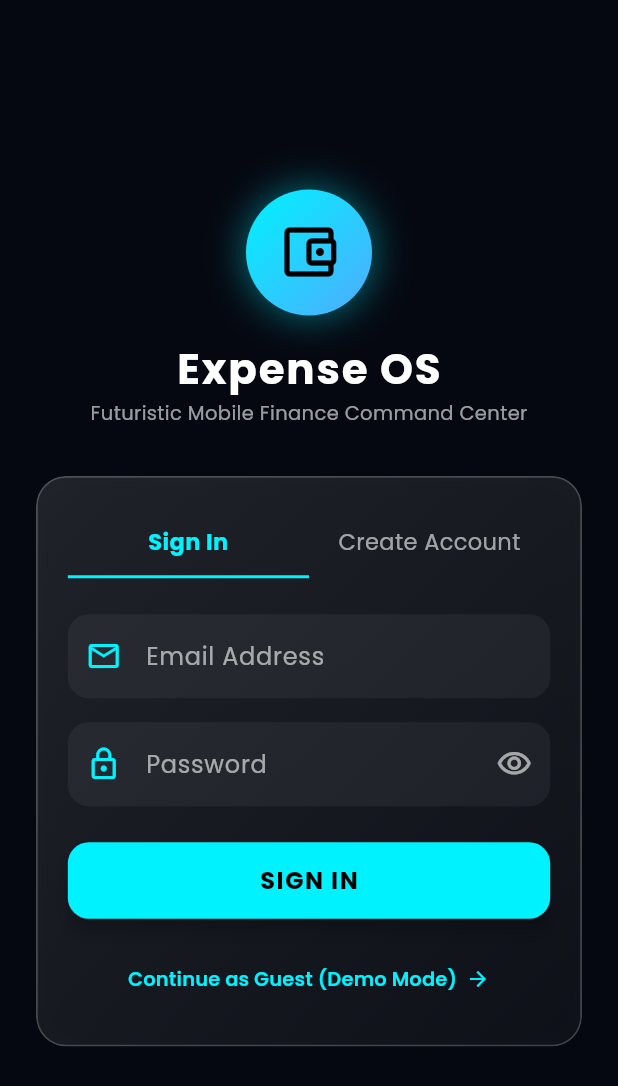
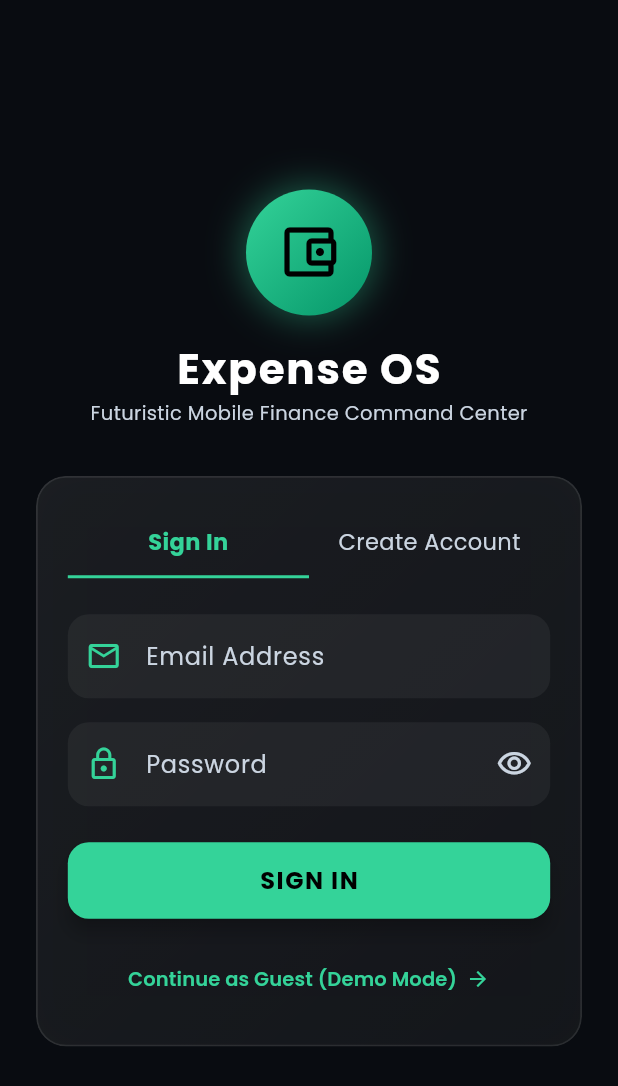
Before and after one commit to VaibhavJalota06/Expense-OS-Mobile, a Flutter app: the screen it shows after launch, on a phone screen of 412 x 824 dp. Shown: the top 1086 px of the screen. Run offline on Flutter 3.47's test engine with Material 3 defaults, Android fonts, the phone set to English and light mode, and no system bars; our stand-ins replace fl_chart, google_fonts, supabase_flutter; accounts and stored records are empty.

Commit message:
Align mobile app theme to 100% match web app design system tokens (Emerald #34D399, Dark Base #090C11)

```diff
--- a/lib/theme/app_theme.dart
+++ b/lib/theme/app_theme.dart
@@ -2,54 +2,77 @@ import 'package:flutter/material.dart';
 import 'package:google_fonts/google_fonts.dart';
 
 class AppTheme {
-  // Brand Color Palette (0xFF for hex colors in Dart)
-  static const Color background = Color(0xFF050811);
-  static const Color cardBackground = Color(0x1AFFFFFF); // 10% white for glass
-  static const Color cardBorder = Color(0x33FFFFFF); // 20% white border
+  // Web App Exact Core Backgrounds
+  static const Color background = Color(0xFF090C11);
+  static const Color elevatedBackground = Color(0xFF0E131A);
+  static const Color cardBackground = Color(0x0CFFFFFF); // rgba(255, 255, 255, 0.045)
+  static const Color cardBorder = Color(0x17FFFFFF);     // rgba(255, 255, 255, 0.09)
 
-  static const Color primaryCyan = Color(0xFF00F2FE);
-  static const Color primaryPurple = Color(0xFF4FACFE);
-  static const Color accentNeon = Color(0xFF00FFCC);
-  static const Color dangerRed = Color(0xFFFF4B4B);
-  static const Color successGreen = Color(0xFF00E676);
-  static const Color warningOrange = Color(0xFFFF9100);
+  // Web App Exact Accent Color Palette
+  static const Color emerald = Color(0xFF34D399);   // Primary Accent
+  static const Color sky = Color(0xFF38BDF8);       // Sky Blue
+  static const Color violet = Color(0xFFA78BFA);    // Violet
+  static const Color amber = Color(0xFFFBBF24);     // Amber
+  static const Color rose = Color(0xFFFB7185);      // Rose
+  static const Color dangerRed = Color(0xFFF87171);  // Danger
+  static const Color orange = Color(0xFFFB923C);    // Orange
+  static const Color pink = Color(0xFFF472B6);      // Pink
+  static const Color slate = Color(0xFF94A3B8);     // Slate
 
-  // Aliases
-  static const Color accentCyan = primaryCyan;
+  // Color Aliases for 100% Backward Compatibility
+  static const Color primaryEmerald = emerald;
+  static const Color primaryCyan = emerald; // Maps cyan calls to Web Emerald!
+  static const Color primaryPurple = violet;
+  static const Color accentNeon = emerald;
+  static const Color successGreen = emerald;
+  static const Color accentCyan = emerald;
   static const Color accentRed = dangerRed;
-  static const Color accentGreen = successGreen;
+  static const Color accentGreen = emerald;
 
-  static const Color textPrimary = Color(0xFFFFFFFF);
-  static const Color textSecondary = Color(0x99FFFFFF); // 60% opacity white
-  static const Color textMuted = Color(0x66FFFFFF); // 40% opacity white
+  // Typography High-Contrast Colors
+  static const Color textPrimary = Color(0xFFF8FAFC);  // --text-hi
+  static const Color textSecondary = Color(0xFFCBD5E1); // --text-mid
+  static const Color textMuted = Color(0xFF94A3B8);     // --text-low
 
-  // Gradient Backgrounds
+  // Web App Exact Linear Gradients
   static const LinearGradient primaryGradient = LinearGradient(
-    colors: [primaryCyan, primaryPurple],
+    colors: [Color(0xFF34D399), Color(0xFF059669)],
+    begin: Alignment.topLeft,
+    end: Alignment.bottomRight,
+  );
+
+  static const LinearGradient skyGradient = LinearGradient(
+    colors: [Color(0xFF38BDF8), Color(0xFF0284C7)],
+    begin: Alignment.topLeft,
+    end: Alignment.bottomRight,
+  );
+
+  static const LinearGradient violetGradient = LinearGradient(
+    colors: [Color(0xFFA78BFA), Color(0xFF7C3AED)],
     begin: Alignment.topLeft,
     end: Alignment.bottomRight,
   );
 
   static const LinearGradient glassGradient = LinearGradient(
     colors: [
-      Color(0x1CFFFFFF),
-      Color(0x0AFFFFFF),
+      Color(0x13FFFFFF), // rgba(255, 255, 255, 0.075)
+      Color(0x0CFFFFFF), // rgba(255, 255, 255, 0.045)
     ],
     begin: Alignment.topLeft,
     end: Alignment.bottomRight,
   );
 
-  // Theme Data Setup
+  // Theme Data Setup (Web Match)
   static ThemeData get darkTheme {
     return ThemeData(
       useMaterial3: true,
       brightness: Brightness.dark,
       scaffoldBackgroundColor: background,
-      primaryColor: primaryCyan,
+      primaryColor: emerald,
       colorScheme: const ColorScheme.dark(
-        primary: primaryCyan,
-        secondary: primaryPurple,
-        surface: background,
+        primary: emerald,
+        secondary: sky,
+        surface: elevatedBackground,
         error: dangerRed,
       ),
       textTheme: TextTheme(
@@ -81,7 +104,7 @@ class AppTheme {
         labelLarge: GoogleFonts.ibmPlexMono(
           fontSize: 14,
           fontWeight: FontWeight.w600,
-          color: primaryCyan,
+          color: emerald,
         ),
       ),
     );
```
